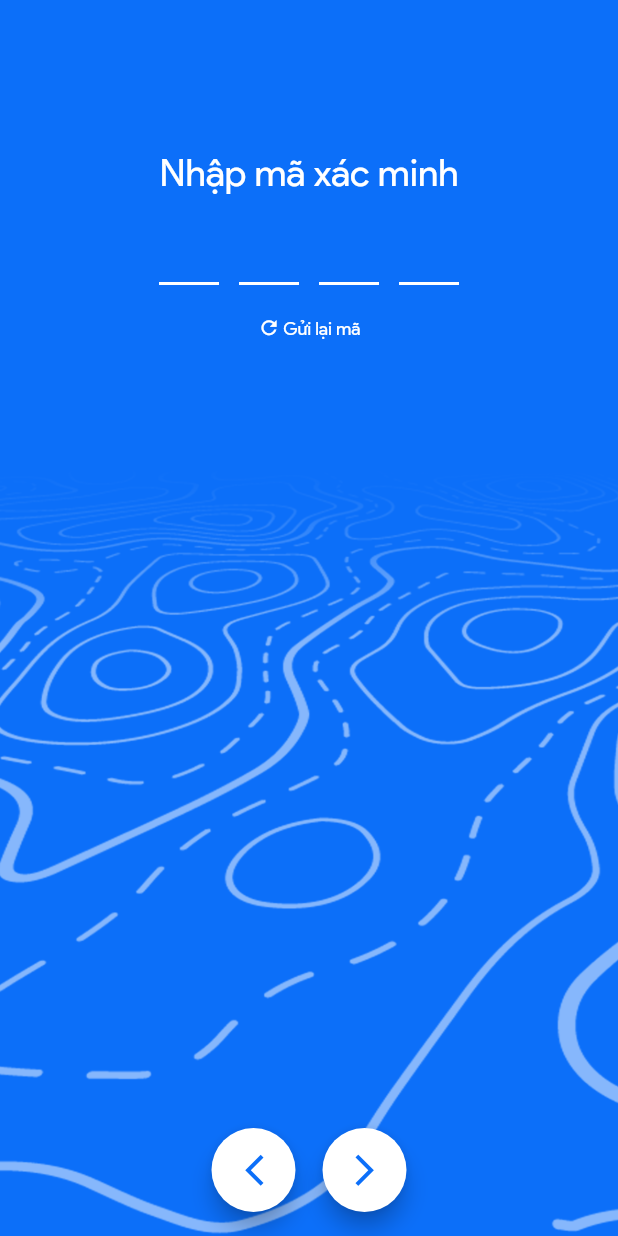
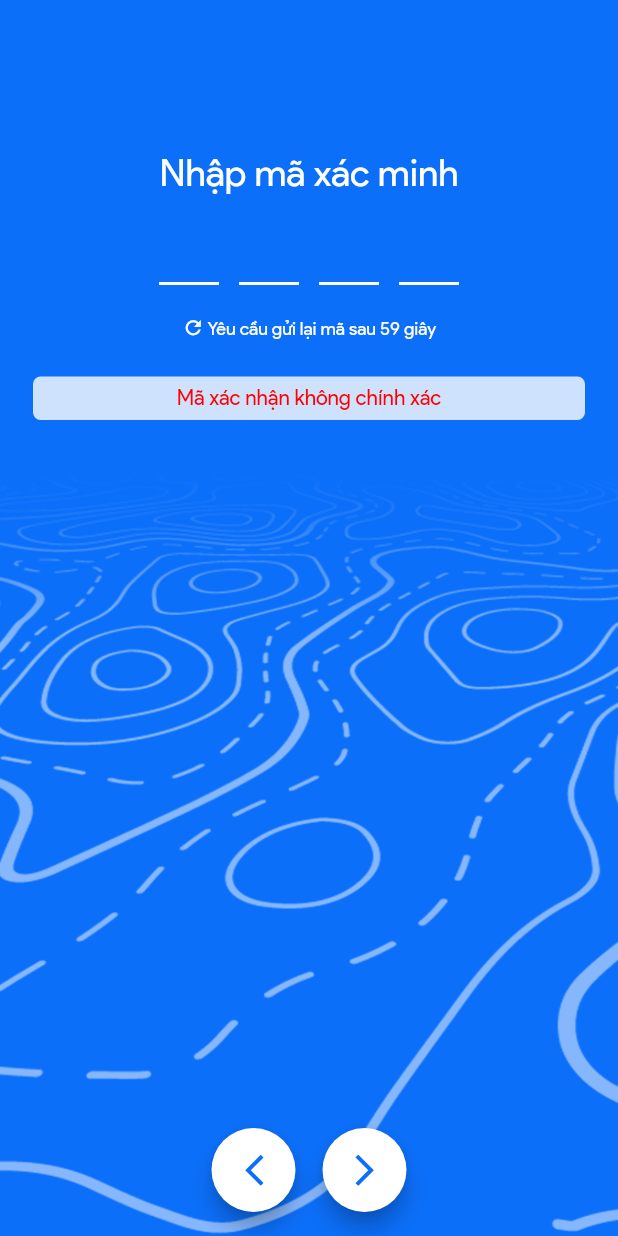
Before and after one commit to TamNguyen8021/Biike-user, a Flutter app: the screen it shows after launch, after a tap on the "arrow forward ios" icon, on a phone screen of 412 x 824 dp. Run offline on Flutter 3.47's test engine with Material 2 defaults, Android fonts, the phone set to English and light mode, and no system bars; drawn by our look-alikes of pin_code_fields; our stand-ins replace flutter_multi_formatter, flutter_rating_bar, flutter_svg, intl_phone_field.

Commit message:
[BIIKE-46] [BIIKE-52] Update screens: '004.1_input_phone_no', '004.2_verify_phone'
Signed-off-by: Tam Nguyen <tamntt8021@gmail.com>

```diff
--- a/lib/pages/input_phone_page.dart
+++ b/lib/pages/input_phone_page.dart
@@ -57,7 +57,9 @@ class _InputPhonePageState extends State<InputPhonePage> {
                       inputFormatters: [MaskedInputFormatter('00 000 0000')],
                     ),
                   ),
-                  ErrorText(errorText: CustomStrings.kErrorInputPhoneNumber)
+                  ErrorText(
+                      errorText: CustomStrings.kErrorInputPhoneNumber,
+                      marginTop: 50.0),
                 ],
               ),
             ),
--- a/lib/pages/verify_phone_page.dart
+++ b/lib/pages/verify_phone_page.dart
@@ -1,10 +1,11 @@
 import 'package:bikes_user/utils/custom_colors.dart';
 import 'package:bikes_user/utils/custom_strings.dart';
+import 'package:bikes_user/widgets/others/error_text.dart';
 import 'package:flutter/material.dart';
 import 'package:flutter/services.dart';
 import 'package:pin_code_fields/pin_code_fields.dart';
 
-/// The '008-verify-phone' screen
+/// The '004.2_verify_phone' screen
 class VerifyPhonePage extends StatefulWidget {
   const VerifyPhonePage({Key? key}) : super(key: key);
 
@@ -80,7 +81,11 @@ class _VerifyPhonePageState extends State<VerifyPhonePage> {
                         .copyWith(color: Colors.white),
                   )
                 ],
-              )
+              ),
+              ErrorText(
+                errorText: CustomStrings.kInvalidPin,
+                marginTop: 25.0,
+              ),
             ],
           ),
         ),
--- a/lib/utils/custom_strings.dart
+++ b/lib/utils/custom_strings.dart
@@ -10,14 +10,15 @@ class CustomStrings {
   static const String kConfirmTerm = "Bằng việc đăng ký, bạn đồng ý với";
   static const String kTerm = "Điều khoản dịch vụ và Chính sách bảo mật";
 
-  // '007-input-phone' screen
+  // '004.1_input_phone_no' screen
   static const String kInputPhoneNumber = "Nhập số điện thoại";
   static const String kErrorInputPhoneNumber =
       "Số điện thoại của bạn không hợp lệ";
 
-  // '008-verify-phone' screen
+  // '004.2_verify_phone' screen
   static const String kInputVerifyCode = "Nhập mã xác minh";
-  static const String kResendVerifyCode = "Gửi lại mã";
+  static const String kResendVerifyCode = "Yêu cầu gửi lại mã sau 59 giây";
+  static const String kInvalidPin = "Mã xác nhận không chính xác";
 
   // '009-input-name' screen
   static const String kInputName = "Nhập tên của bạn";
--- a/lib/widgets/others/error_text.dart
+++ b/lib/widgets/others/error_text.dart
@@ -3,13 +3,15 @@ import 'package:flutter/material.dart';
 
 class ErrorText extends StatelessWidget {
   final String errorText;
+  final double marginTop;
 
-  const ErrorText({Key? key, required this.errorText}) : super(key: key);
+  const ErrorText({Key? key, required this.errorText, required this.marginTop})
+      : super(key: key);
 
   @override
   Widget build(BuildContext context) {
     return Container(
-      margin: const EdgeInsets.only(top: 50.0),
+      margin: EdgeInsets.only(top: marginTop),
       padding: const EdgeInsets.symmetric(vertical: 6.0),
       alignment: Alignment.center,
       decoration: BoxDecoration(
```
